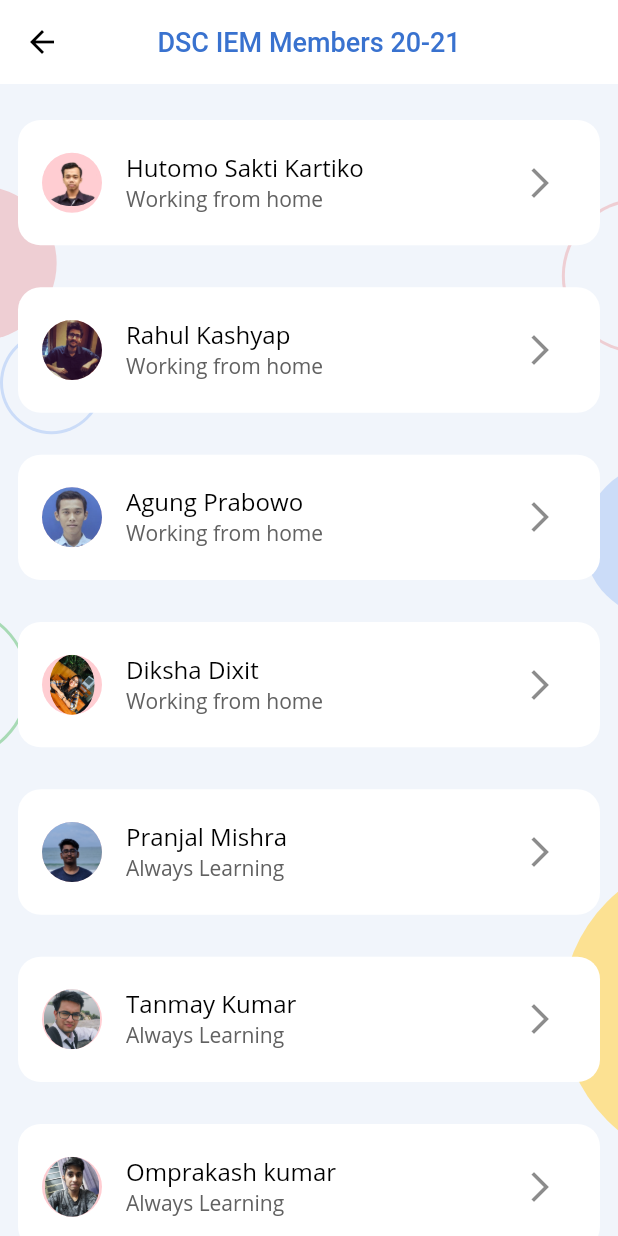
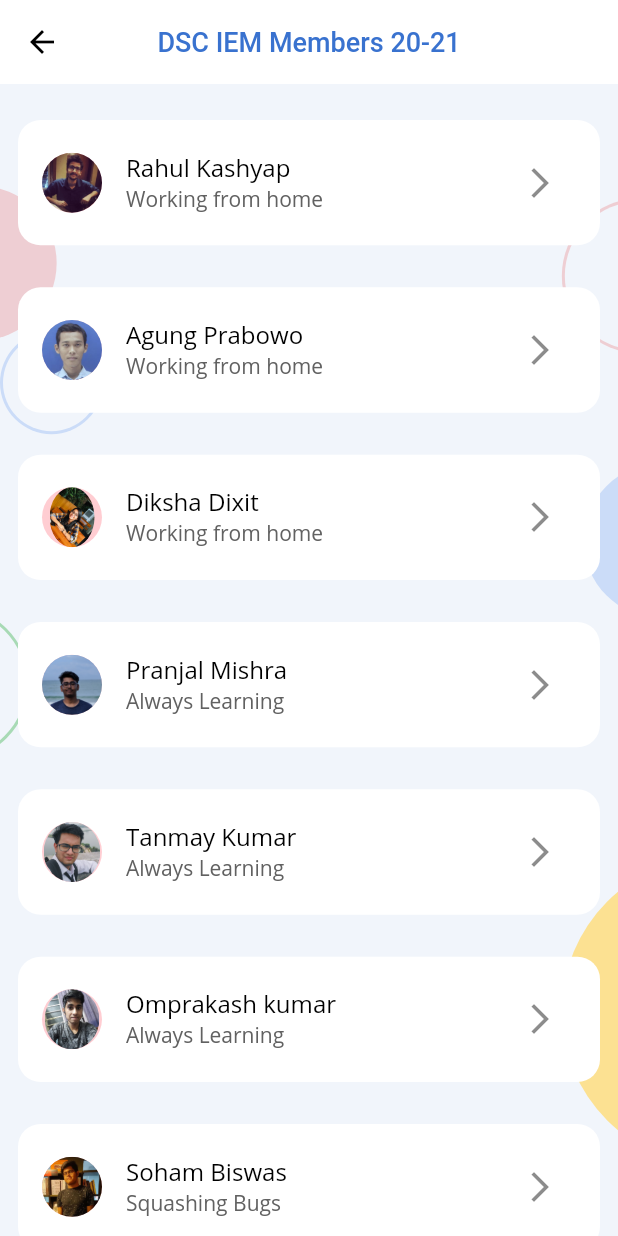
Before and after one commit to dsc-iem/AppDev-Hacktoberfest, a Flutter app: the MembersOverviewScreen screen opened directly, on a phone screen of 412 x 824 dp. Run offline on Flutter 3.47's test engine with Material 2 defaults, Android fonts, the phone set to English and light mode, and no system bars; our stand-ins replace shared_preferences; missing offline and left inert: circular_reveal_animation; accounts and stored records are empty.

```diff
--- a/lib/data/all_members.dart
+++ b/lib/data/all_members.dart
@@ -26,18 +26,6 @@ import 'package:dsc_devs/data/member.dart';
 
 class AllMembers {
   static List<Member> _members = [
-    Member(
-        name: 'Hutomo Sakti Kartiko',
-        year: '3rd',
-        department: 'Information Science',
-        profilePath: 'assets/profiles/Hutomo.png',
-        aboutMe:
-            'I am a flutter developer.I like to spend a large amount of time exploring the latest technology advancements. A team player with a can-do attitude.',
-        fburl: 'https://www.facebook.com/hutomo.sakti.7/',
-        githubUrl: 'https://github.com/hutomosaktikartiko',
-        linkedInUrl:
-            'https://www.linkedin.com/in/hutomo-sakti-kartiko-488148198/',
-        status: 'Working from home'),
     Member(
         name: 'Rahul Kashyap',
         year: '3rd',
@@ -213,7 +201,7 @@ class AllMembers {
         name: 'Surya Sekhar Datta',
         year: '2nd',
         department: 'Computer Science',
-        profilePath: 'assets\profiles\suryasekhardatta.jpeg',
+        profilePath: 'assets/profiles/suryasekhardatta.jpeg',
         aboutMe:
             'Currently in my 2nd year of Engineering, Hghly intrested towards Web Dev. ',
         fburl: 'https://www.facebook.com/suryasekhar.datta.7/',
@@ -221,30 +209,39 @@ class AllMembers {
         linkedInUrl:
             'https://www.linkedin.com/in/surya-sekhar-datta-979507196/',
         status: 'Always Learning.'),
-
-     Member(
+        Member(
+        name: 'Hutomo Sakti Kartiko',
+        year: '3rd',
+        department: 'Information Science',
+        profilePath: 'assets/profiles/Hutomo.png',
+        aboutMe:
+            'I am a flutter developer.I like to spend a large amount of time exploring the latest technology advancements. A team player with a can-do attitude.',
+        fburl: 'https://www.facebook.com/hutomo.sakti.7/',
+        githubUrl: 'https://github.com/hutomosaktikartiko',
+        linkedInUrl:
+            'https://www.linkedin.com/in/hutomo-sakti-kartiko-488148198/',
+        status: 'Working from home'),
+    Member(
         name: 'Ashhar Hussain',
         year: '2nd',
         department: 'Electronics and Communication Engineering',
         profilePath: 'assets/profiles/Ashharpassport.jpg',
-        aboutMe: 'Currently in my 2nd year of Engineering, Hghly intrested towards App Dev and Web Dev. ',
+        aboutMe:
+            'Currently in my 2nd year of Engineering, Hghly intrested towards App Dev and Web Dev. ',
         githubUrl: 'https://github.com/digiashhar',
-        linkedInUrl: ''https://www.linkedin.com/in/ashhar-hussain-15a017194/,
+        linkedInUrl: 'https://www.linkedin.com/in/ashhar-hussain-15a017194/',
         status: 'seeking discomfort'),
-
-      Member(
+    Member(
         name: 'Jahnavi Jainwal',
         year: '2nd',
         department: 'Computer Science and Engineering',
         profilePath: 'assets/profiles/JahnaviJainwal.jpg',
-        aboutMe:'A Flutter and Web Developer. Organizer of MozNUV, Creatives and Branding Lead of DSCNUV.Still have a lot to learn <3',
-        fburl: '',
+        aboutMe:
+            'A Flutter and Web Developer. Organizer of MozNUV, Creatives and Branding Lead of DSCNUV.Still have a lot to learn <3',
         githubUrl: 'https://github.com/jnvee',
-        linkedInUrl:
-        'https://www.linkedin.com/in/jahnavijainwal/',
+        linkedInUrl: 'https://www.linkedin.com/in/jahnavijainwal/',
         status: 'Working and Learning from home'),
-
-     Member(
+    Member(
       name: 'Ayush Jain',
       year: '4th',
       department: 'Computer Science',
```
